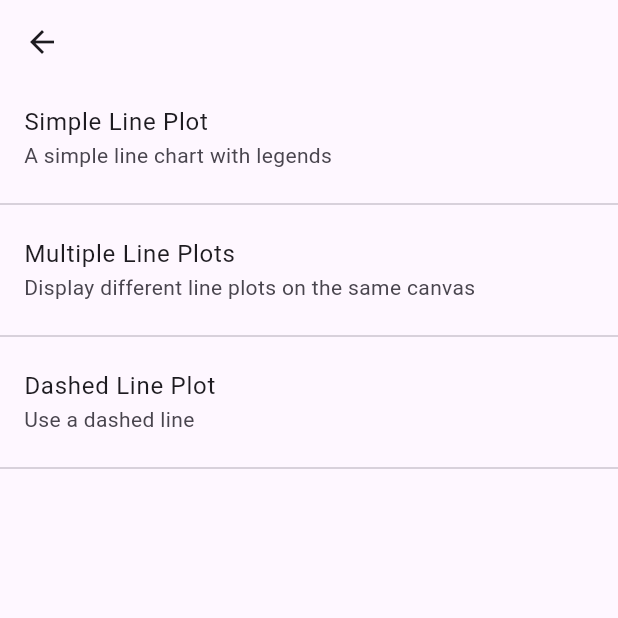
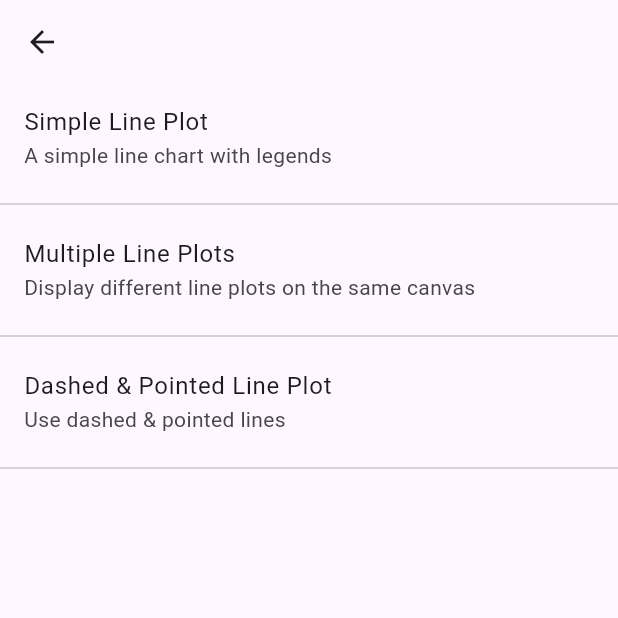
Before and after one commit to ClementBeal/pretty_charts, a Flutter app: the LinePlotScreen screen opened directly, on a phone screen of 412 x 824 dp, the top half of it. Run offline on Flutter 3.47's test engine with Material 3 defaults, Android fonts, the phone set to English and light mode, and no system bars.

Commit message:
add pointed line

```diff
--- a/example/lib/features/line_plot/line_plot_screen.dart
+++ b/example/lib/features/line_plot/line_plot_screen.dart
@@ -37,12 +37,12 @@ class LinePlotScreen extends StatelessWidget {
           ),
           Divider(),
           ListTile(
-            title: Text("Dashed Line Plot"),
-            subtitle: Text("Use a dashed line"),
+            title: Text("Dashed & Pointed Line Plot"),
+            subtitle: Text("Use dashed & pointed lines"),
             onTap: () {
               Navigator.of(context).push(
                 MaterialPageRoute(
-                  builder: (context) => DashedLinePlotScreen(),
+                  builder: (context) => DashedPointedLinePlotScreen(),
                 ),
               );
             },
```
Also changed, not shown: example/lib/features/line_plot/screens/dashed_line_plot_screen.dart (+10 -3 lines), lib/src/plots/line_plot/line_plot.dart (+6 -4 lines).
